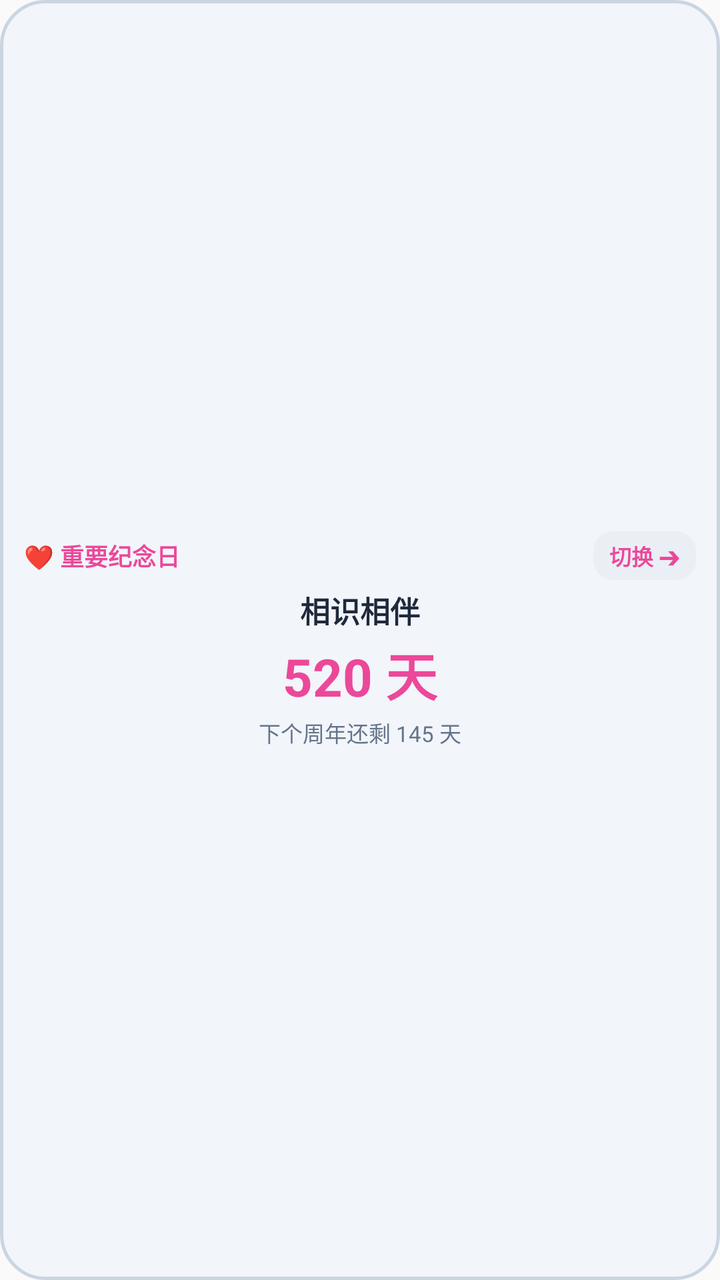
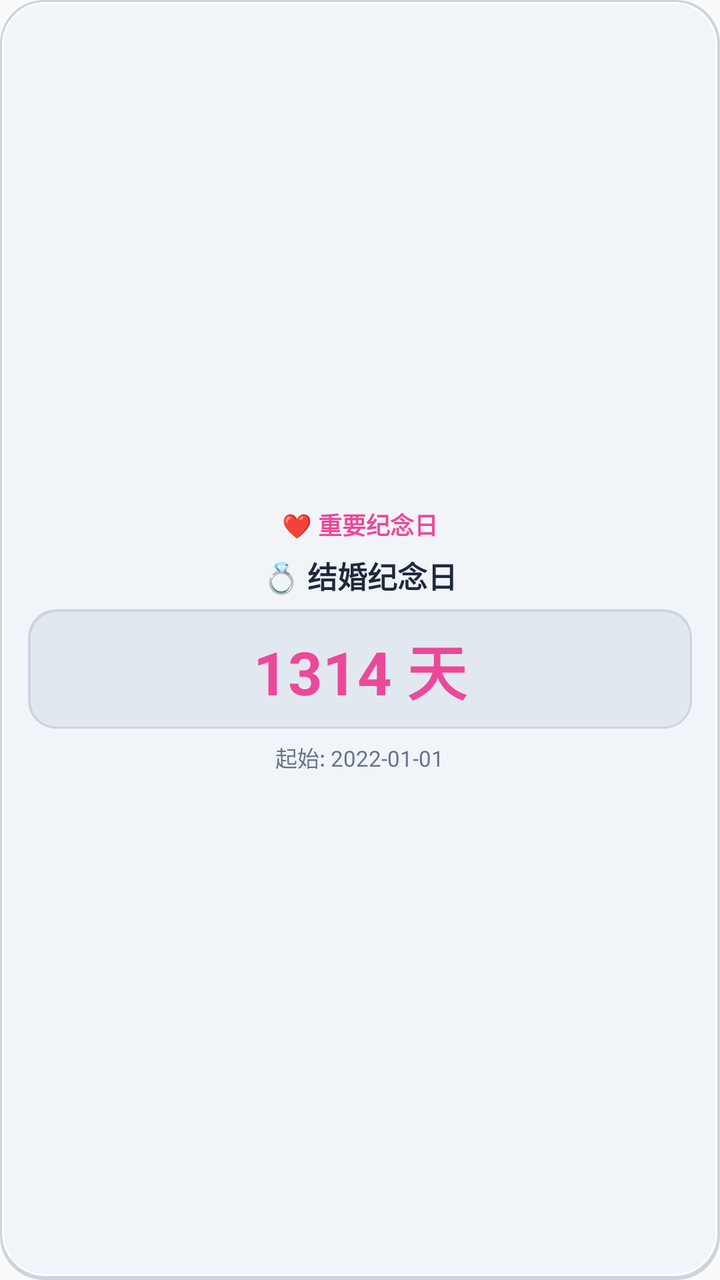

Before-and-after screenshots of an Android layout around one commit, followed by the original layout XML and the change that was made.
<!-- AndroidManifest.xml: application theme Theme.DateCalculator -->
<!-- res/layout/widget_anniversary.xml -->
<?xml version="1.0" encoding="utf-8"?>
<LinearLayout xmlns:android="http://schemas.android.com/apk/res/android"
    android:layout_width="match_parent"
    android:layout_height="match_parent"
    android:orientation="vertical"
    android:background="@drawable/widget_bg_neumorphic"
    android:padding="12dp"
    android:gravity="center">

    <LinearLayout
        android:layout_width="match_parent"
        android:layout_height="wrap_content"
        android:orientation="horizontal"
        android:gravity="center_vertical">

        <TextView
            android:id="@+id/widget_anniversary_title"
            android:layout_width="0dp"
            android:layout_height="wrap_content"
            android:layout_weight="1"
            android:text="❤️ 重要纪念日"
            android:textSize="12sp"
            android:textStyle="bold"
            android:textColor="#EC4899" />

        <TextView
            android:id="@+id/btn_next_anniversary"
            android:layout_width="wrap_content"
            android:layout_height="wrap_content"
            android:text="切换 ➔"
            android:textSize="11sp"
            android:textStyle="bold"
            android:textColor="#EC4899"
            android:background="@drawable/widget_chip_sunken"
            android:paddingHorizontal="8dp"
            android:paddingVertical="4dp" />
    </LinearLayout>

    <TextView
        android:id="@+id/widget_anniversary_name"
        android:layout_width="wrap_content"
        android:layout_height="wrap_content"
        android:text="相识相伴"
        android:textSize="15sp"
        android:textStyle="bold"
        android:textColor="#1E293B"
        android:layout_marginTop="4dp" />

    <TextView
        android:id="@+id/widget_anniversary_days"
        android:layout_width="wrap_content"
        android:layout_height="wrap_content"
        android:text="520 天"
        android:textSize="26sp"
        android:textStyle="bold"
        android:textColor="#EC4899"
        android:layout_marginTop="2dp" />

    <TextView
        android:id="@+id/widget_anniversary_sub"
        android:layout_width="wrap_content"
        android:layout_height="wrap_content"
        android:text="下个周年还剩 145 天"
        android:textSize="11sp"
        android:textColor="#64748B"
        android:layout_marginTop="2dp" />
</LinearLayout>
<!-- resources referenced by this layout -->
<resources>
  <!-- drawable widget_bg_neumorphic (drawable) -->
  <?xml version="1.0" encoding="utf-8"?>
  <shape xmlns:android="http://schemas.android.com/apk/res/android">
      <solid android:color="#F2F5FA" />
      <corners android:radius="22dp" />
      <stroke android:width="1.5dp" android:color="#CBD5E1" />
  </shape>
  <!-- drawable widget_chip_sunken (drawable) -->
  <?xml version="1.0" encoding="utf-8"?>
  <shape xmlns:android="http://schemas.android.com/apk/res/android">
      <solid android:color="#EAEFF5" />
      <corners android:radius="10dp" />
  </shape>
  <style name="Theme.DateCalculator" parent="android:Theme.Material.Light.NoActionBar" />
</resources>

<!-- the commit's change to res/layout/widget_anniversary.xml (unified diff, before → after) -->
@@ -4,64 +4,53 @@
     android:layout_height="match_parent"
     android:orientation="vertical"
     android:background="@drawable/widget_bg_neumorphic"
-    android:padding="12dp"
+    android:padding="14dp"
     android:gravity="center">
 
-    <LinearLayout
-        android:layout_width="match_parent"
+    <TextView
+        android:id="@+id/widget_anniversary_title"
+        android:layout_width="wrap_content"
         android:layout_height="wrap_content"
-        android:orientation="horizontal"
-        android:gravity="center_vertical">
-
-        <TextView
-            android:id="@+id/widget_anniversary_title"
-            android:layout_width="0dp"
-            android:layout_height="wrap_content"
-            android:layout_weight="1"
-            android:text="❤️ 重要纪念日"
-            android:textSize="12sp"
-            android:textStyle="bold"
-            android:textColor="#EC4899" />
-
-        <TextView
-            android:id="@+id/btn_next_anniversary"
-            android:layout_width="wrap_content"
-            android:layout_height="wrap_content"
-            android:text="切换 ➔"
-            android:textSize="11sp"
-            android:textStyle="bold"
-            android:textColor="#EC4899"
-            android:background="@drawable/widget_chip_sunken"
-            android:paddingHorizontal="8dp"
-            android:paddingVertical="4dp" />
-    </LinearLayout>
+        android:text="❤️ 重要纪念日"
+        android:textSize="12sp"
+        android:textStyle="bold"
+        android:textColor="#EC4899" />
 
     <TextView
         android:id="@+id/widget_anniversary_name"
         android:layout_width="wrap_content"
         android:layout_height="wrap_content"
-        android:text="相识相伴"
+        android:text="💍 结婚纪念日"
         android:textSize="15sp"
         android:textStyle="bold"
         android:textColor="#1E293B"
-        android:layout_marginTop="4dp" />
+        android:layout_marginTop="6dp" />
+
+    <LinearLayout
+        android:layout_width="match_parent"
+        android:layout_height="wrap_content"
+        android:background="@drawable/widget_card_inset"
+        android:paddingVertical="8dp"
+        android:paddingHorizontal="12dp"
+        android:layout_marginTop="6dp"
+        android:gravity="center">
+
+        <TextView
+            android:id="@+id/widget_anniversary_days"
+            android:layout_width="wrap_content"
+            android:layout_height="wrap_content"
+            android:text="1314 天"
+            android:textSize="30sp"
+            android:textStyle="bold"
+            android:textColor="#EC4899" />
+    </LinearLayout>
 
     <TextView
-        android:id="@+id/widget_anniversary_days"
+        android:id="@+id/widget_anniversary_base"
         android:layout_width="wrap_content"
         android:layout_height="wrap_content"
-        android:text="520 天"
-        android:textSize="26sp"
-        android:textStyle="bold"
-        android:textColor="#EC4899"
-        android:layout_marginTop="2dp" />
-
-    <TextView
-        android:id="@+id/widget_anniversary_sub"
-        android:layout_width="wrap_content"
-        android:layout_height="wrap_content"
-        android:text="下个周年还剩 145 天"
+        android:text="起始: 2022-01-01"
         android:textSize="11sp"
         android:textColor="#64748B"
-        android:layout_marginTop="2dp" />
+        android:layout_marginTop="6dp" />
 </LinearLayout>
<!-- resource entries referenced after the edit -->
@@ -2,17 +2,51 @@
 <resources>
   <!-- drawable widget_bg_neumorphic (drawable) -->
   <?xml version="1.0" encoding="utf-8"?>
-  <shape xmlns:android="http://schemas.android.com/apk/res/android">
-      <solid android:color="#F2F5FA" />
-      <corners android:radius="22dp" />
-      <stroke android:width="1.5dp" android:color="#CBD5E1" />
-  </shape>
-  <!-- drawable widget_chip_sunken (drawable) -->
+  <layer-list xmlns:android="http://schemas.android.com/apk/res/android">
+      
+      <item>
+          <shape android:shape="rectangle">
+              <solid android:color="#CBD5E1" />
+              <corners android:radius="22dp" />
+          </shape>
+      </item>
+      
+      <item
+          android:top="1dp"
+          android:left="1dp"
+          android:right="1.5dp"
+          android:bottom="2dp">
+          <shape android:shape="rectangle">
+              <solid android:color="#F1F5F9" />
+              <corners android:radius="21dp" />
+              <stroke
+                  android:width="1dp"
+                  android:color="#FFFFFF" />
+          </shape>
+      </item>
+  </layer-list>
+  <!-- drawable widget_card_inset (drawable) -->
   <?xml version="1.0" encoding="utf-8"?>
-  <shape xmlns:android="http://schemas.android.com/apk/res/android">
-      <solid android:color="#EAEFF5" />
-      <corners android:radius="10dp" />
-  </shape>
+  <layer-list xmlns:android="http://schemas.android.com/apk/res/android">
+      
+      <item>
+          <shape android:shape="rectangle">
+              <solid android:color="#CBD5E1" />
+              <corners android:radius="14dp" />
+          </shape>
+      </item>
+      
+      <item
+          android:top="1.5dp"
+          android:left="1.5dp"
+          android:right="1dp"
+          android:bottom="1dp">
+          <shape android:shape="rectangle">
+              <solid android:color="#E2E8F0" />
+              <corners android:radius="13dp" />
+          </shape>
+      </item>
+  </layer-list>
   <style name="Theme.DateCalculator" parent="android:Theme.Material.Light.NoActionBar" />
 </resources>
 
